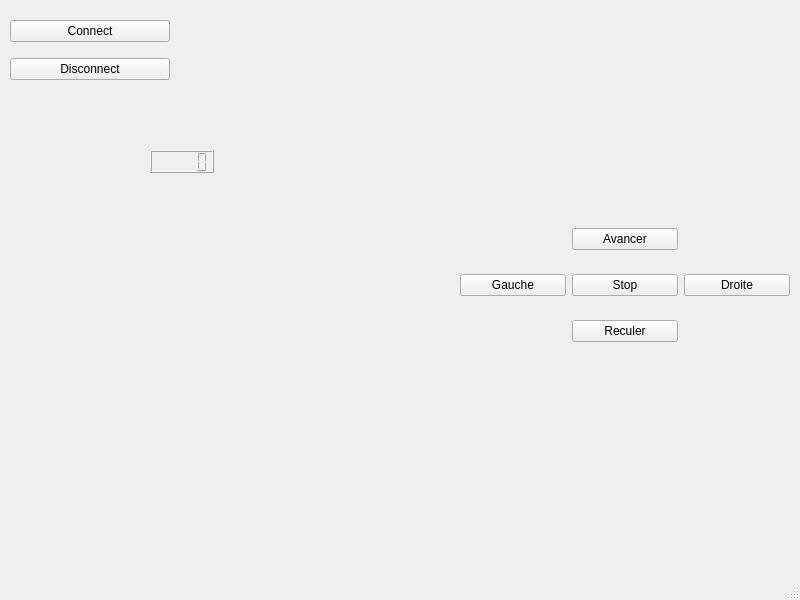
Above: mainwindow.ui from lucaschabiron/wifibotesirem before the change. Below: the same form after it.
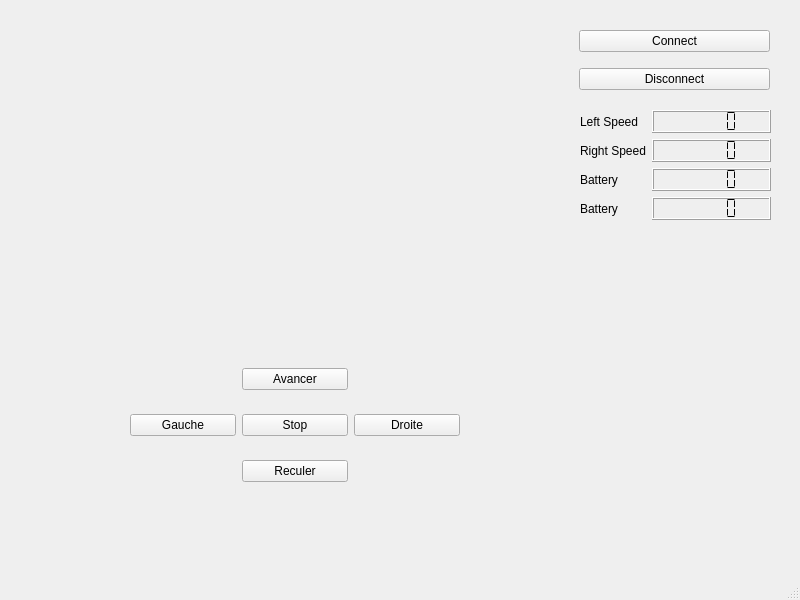
That is the form after the change.

Commit message: feat(ui): setup QT widget

```diff
--- a/mainwindow.ui
+++ b/mainwindow.ui
@@ -35,8 +35,8 @@
    <widget class="QWidget" name="gridLayoutWidget">
     <property name="geometry">
      <rect>
-      <x>460</x>
-      <y>210</y>
+      <x>130</x>
+      <y>350</y>
       <width>330</width>
       <height>151</height>
      </rect>
@@ -106,9 +106,9 @@
    <widget class="QWidget" name="verticalLayoutWidget">
     <property name="geometry">
      <rect>
-      <x>10</x>
-      <y>10</y>
-      <width>160</width>
+      <x>579</x>
+      <y>20</y>
+      <width>191</width>
       <height>80</height>
      </rect>
     </property>
@@ -129,15 +129,90 @@
      </item>
     </layout>
    </widget>
-   <widget class="QLCDNumber" name="speed">
+   <widget class="QWidget" name="formLayoutWidget">
     <property name="geometry">
      <rect>
-      <x>150</x>
-      <y>150</y>
-      <width>64</width>
-      <height>23</height>
+      <x>580</x>
+      <y>110</y>
+      <width>191</width>
+      <height>134</height>
      </rect>
     </property>
+    <layout class="QFormLayout" name="formLayout">
+     <item row="0" column="1">
+      <widget class="QLCDNumber" name="leftSpeed">
+       <property name="font">
+        <font>
+         <pointsize>20</pointsize>
+         <bold>true</bold>
+        </font>
+       </property>
+       <property name="segmentStyle">
+        <enum>QLCDNumber::Flat</enum>
+       </property>
+      </widget>
+     </item>
+     <item row="0" column="0">
+      <widget class="QLabel" name="label">
+       <property name="text">
+        <string>Left Speed</string>
+       </property>
+      </widget>
+     </item>
+     <item row="1" column="1">
+      <widget class="QLCDNumber" name="speed_2">
+       <property name="segmentStyle">
+        <enum>QLCDNumber::Flat</enum>
+       </property>
+      </widget>
+     </item>
+     <item row="1" column="0">
+      <widget class="QLabel" name="label_2">
+       <property name="text">
+        <string>Right Speed</string>
+       </property>
+      </widget>
+     </item>
+     <item row="2" column="1">
+      <widget class="QLCDNumber" name="speed_3">
+       <property name="segmentStyle">
+        <enum>QLCDNumber::Flat</enum>
+       </property>
+      </widget>
+     </item>
+     <item row="2" column="0">
+      <widget class="QLabel" name="label_3">
+       <property name="text">
+        <string>Battery</string>
+       </property>
+      </widget>
+     </item>
+     <item row="3" column="0">
+      <widget class="QLabel" name="label_4">
+       <property name="text">
+        <string>Battery</string>
+       </property>
+      </widget>
+     </item>
+     <item row="3" column="1">
+      <widget class="QLCDNumber" name="speed_4">
+       <property name="segmentStyle">
+        <enum>QLCDNumber::Flat</enum>
+       </property>
+      </widget>
+     </item>
+    </layout>
+   </widget>
+   <widget class="QWidget" name="verticalLayoutWidget_2">
+    <property name="geometry">
+     <rect>
+      <x>110</x>
+      <y>50</y>
+      <width>160</width>
+      <height>80</height>
+     </rect>
+    </property>
+    <layout class="QVBoxLayout" name="videoLayout"/>
    </widget>
   </widget>
   <widget class="QMenuBar" name="menubar">
```
Left out of the diff: 54 changed lines with no effect on the pictures. The commit also changes 4 other files.
